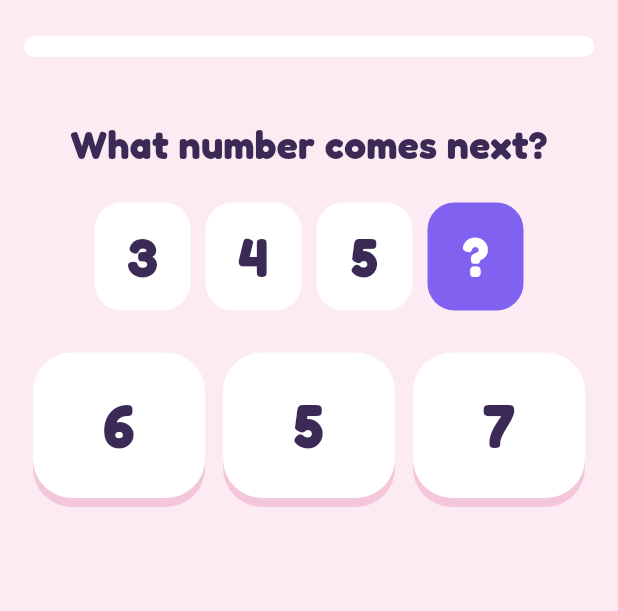
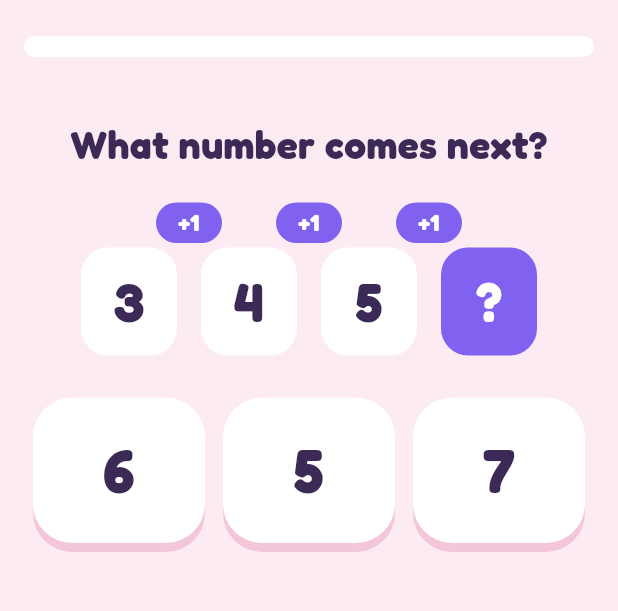
Before and after one commit to VL4N/Infantil, a Flutter app: the NumbersScreen screen opened directly, after a tap on an icon or button, on a phone screen of 412 x 824 dp, the part 72-683 px from its top. Run offline on Flutter 3.47's test engine with Material 3 defaults, Android fonts, the phone set to English and light mode, and no system bars; our stand-ins replace audioplayers, flutter_local_notifications, flutter_tts, google_mobile_ads, in_app_purchase, shared_preferences and 1 more; accounts and stored records are empty.

Commit message:
"¿Qué número sigue?": se ve el salto (+1 o +2) y "De 2 en 2" va por los pares
Co-Authored-By: Claude Opus 5.5 <noreply@anthropic.com>
Claude-Session: https://claude.ai/code/session_01HnKd8G3W1hyppV29D5Z1Vg

```diff
--- a/lib/logic/numbers.dart
+++ b/lib/logic/numbers.dart
@@ -55,9 +55,8 @@ const _objects = ['🍎', '⭐', '🐟', '🎈', '🍓', '🐢', '🚗', '🌸']
 
 /// Tres números que van de [step] en [step] (sin pasar de [max]); hay que elegir el que sigue.
 Question sequenceQuestion(Random r, int max, int step) {
-  // De 1 en 1 empieza en 1 o más; de 2 en 2 puede empezar en 0 (0, 2, 4…).
-  final lowest = step == 1 ? 1 : 0;
-  final start = lowest + r.nextInt(max - 3 * step - lowest + 1);
+  // De 1 en 1 empieza en 1 o más; de 2 en 2 va por los pares (0, 2, 4…), como se enseña en la escuela.
+  final start = step == 1 ? 1 + r.nextInt(max - 3) : step * r.nextInt((max - 3 * step) ~/ step + 1);
   final numbers = [for (var i = 0; i < 3; i++) start + i * step];
   final next = numbers.last + step;
   // Errores típicos: repetir el último, contar de 1 en 1 o pasarse.
--- a/lib/screens/game_screen.dart
+++ b/lib/screens/game_screen.dart
@@ -524,17 +524,40 @@ class _SequenceRow extends StatelessWidget {
             child: Text(text, style: TextStyle(fontSize: 36, fontWeight: FontWeight.w800, color: ink ?? p.cardInk)),
           ),
         );
-    return Wrap(
+    // Entre número y número, el salto ("+1" o "+2"), para que se vea qué se está haciendo.
+    const width = 64.0, gap = 16.0, hop = 30.0;
+    Widget jump(int i) => Positioned(
+          key: ValueKey('sequence-step-$i'),
+          left: (i + 1) * (width + gap) - gap / 2 - 22,
+          top: 0,
+          width: 44,
+          child: Container(
+            padding: const EdgeInsets.symmetric(vertical: 2),
+            decoration: BoxDecoration(color: p.accent, borderRadius: BorderRadius.circular(99)),
+            child: Text('+${seq.step}',
+                textAlign: TextAlign.center,
+                style: TextStyle(fontSize: 16, fontWeight: FontWeight.w800, color: p.accentInk)),
+          ),
+        );
+    final boxes = [
+      for (final (i, n) in seq.numbers.indexed) box(i, '$n', marked: counted == n),
+      reveal
+          ? box(3, '${seq.next}', color: AppColors.yellow, ink: const Color(0xFF3B2A55))
+          : box(3, '?', color: p.accent, ink: p.accentInk),
+    ];
+    return FittedBox(
       key: const Key('prompt'),
-      alignment: WrapAlignment.center,
-      spacing: 10,
-      runSpacing: 10,
-      children: [
-        for (final (i, n) in seq.numbers.indexed) box(i, '$n', marked: counted == n),
-        reveal
-            ? box(3, '${seq.next}', color: AppColors.yellow, ink: const Color(0xFF3B2A55))
-            : box(3, '?', color: p.accent, ink: p.accentInk),
-      ],
+      fit: BoxFit.scaleDown,
+      child: SizedBox(
+        width: 4 * width + 3 * gap,
+        height: 72 + hop,
+        child: Stack(
+          children: [
+            for (final (i, b) in boxes.indexed) Positioned(left: i * (width + gap), top: hop, child: b),
+            for (var i = 0; i < 3; i++) jump(i),
+          ],
+        ),
+      ),
     );
   }
 }
```
Also changed, not shown: 1 other file.
